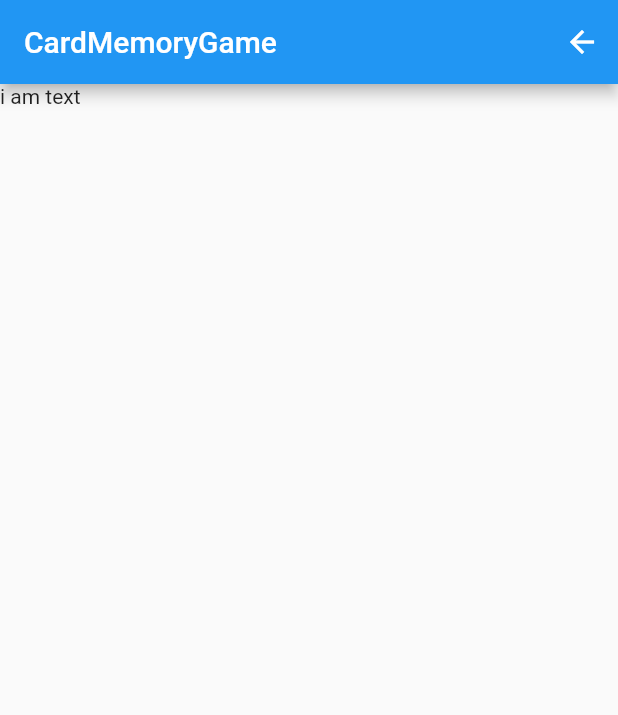
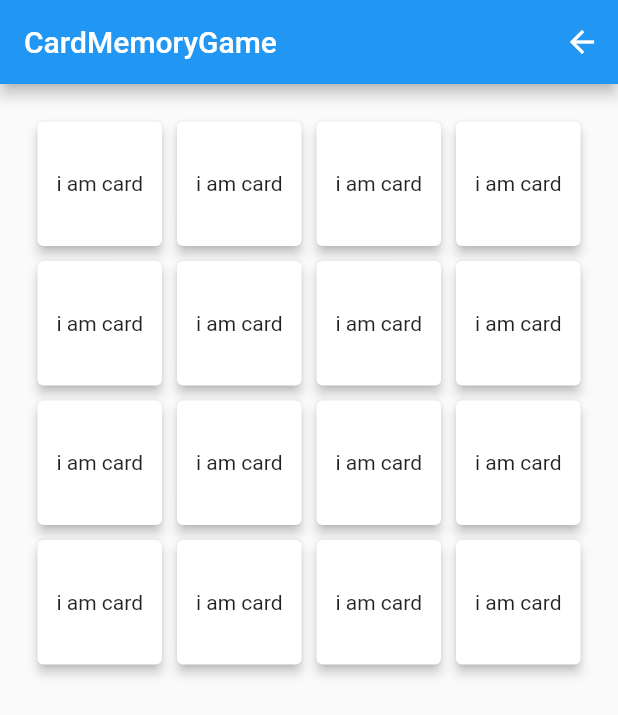
Before and after one commit to sungyun-Kim/myAppChallange, a Flutter app: the screen it shows after launch, after a tap on "Card-Memory-Game", on a phone screen of 412 x 824 dp. Shown: the top 715 px of the screen. Run offline on Flutter 3.47's test engine with Material 2 defaults, Android fonts, the phone set to English and light mode, and no system bars.

Commit message:
[Create] card.dart
test completed

```diff
--- a/lib/screens/card_memory_game/card_memory_game.dart
+++ b/lib/screens/card_memory_game/card_memory_game.dart
@@ -1,4 +1,5 @@
 import 'package:flutter/material.dart';
+import 'package:mychallange/screens/card_memory_game/widget/card.dart';
 
 // User can see a grid with n x n cards (n is an integer). All the cards are faced down initially (hidden state)
 
@@ -34,9 +35,26 @@ class _CardMemoryGameState extends State<CardMemoryGame> {
           ],
         ),
         body: Container(
-          child: Text('i am text'),
+          width: MediaQuery.of(context).size.width,
+          child: GridView.count(
+            padding: EdgeInsets.all(20),
+            crossAxisCount: 4,
+            children: createCards(),
+          ),
         ),
       ),
     );
   }
 }
+
+List<Widget> createCards() {
+  List<Widget> result = [];
+
+  for (var i = 0; i < 16; i++) {
+    result.add(Container(
+      padding: EdgeInsets.all(1),
+      child: FlipCard(),
+    ));
+  }
+  return result;
+}
--- /dev/null
+++ b/lib/screens/card_memory_game/widget/card.dart
@@ -0,0 +1,19 @@
+import 'package:flutter/material.dart';
+
+class FlipCard extends StatefulWidget {
+  @override
+  _FlipCardState createState() => _FlipCardState();
+}
+
+class _FlipCardState extends State<FlipCard> {
+  @override
+  Widget build(BuildContext context) {
+    return Card(
+      elevation: 3,
+      child: Container(
+        alignment: Alignment.center,
+        child: Text('i am card'),
+      ),
+    );
+  }
+}
```
Also changed, not shown: pubspec.lock.
